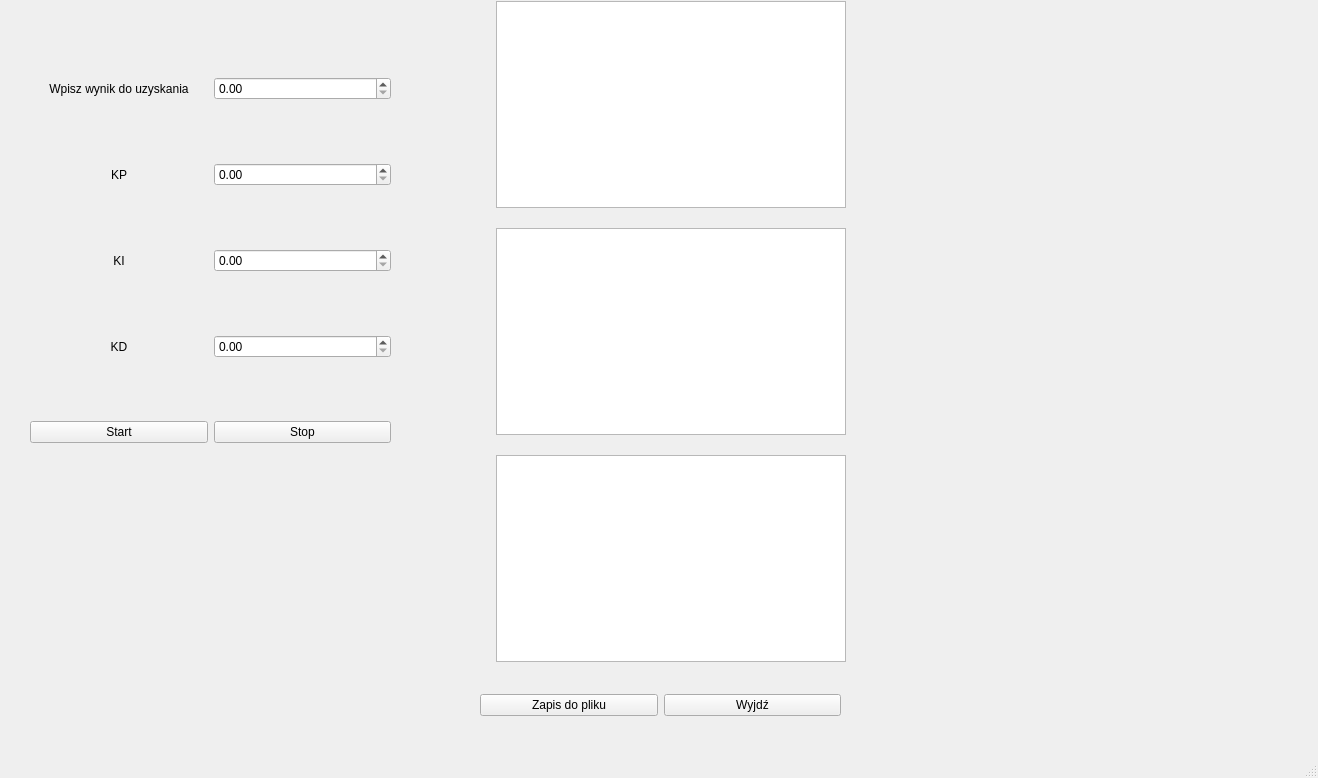
This is Projekt_PK/QTProjekt/mainwindow.ui in MichalWitczakmw/UAR as Qt 5 draws it before an edit. The edited form follows.
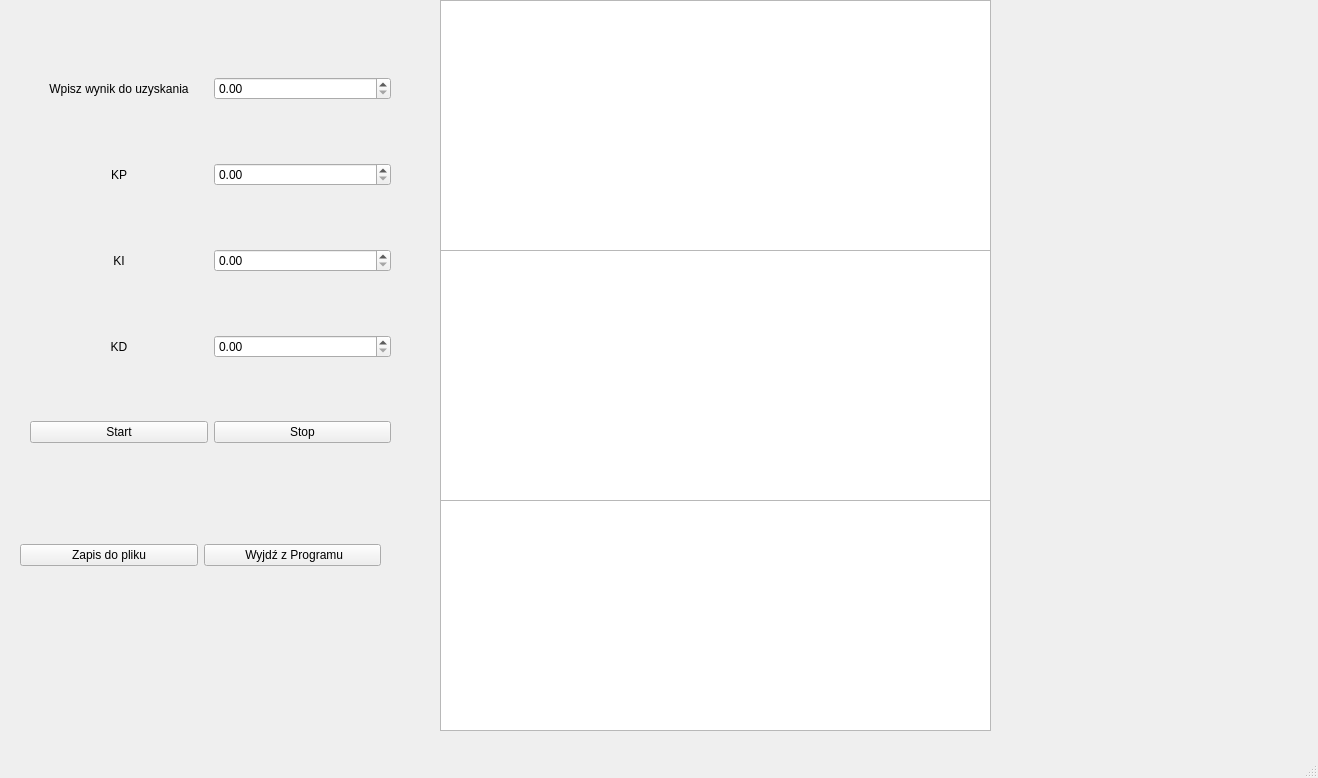
This is the edited form. Custom widgets are drawn as their Qt base class.

```diff
--- a/Projekt_PK/QTProjekt/mainwindow.ui
+++ b/Projekt_PK/QTProjekt/mainwindow.ui
@@ -14,69 +14,6 @@
    <string>MainWindow</string>
   </property>
   <widget class="QWidget" name="centralwidget">
-   <widget class="QWidget" name="layoutWidget">
-    <property name="geometry">
-     <rect>
-      <x>431</x>
-      <y>1</y>
-      <width>481</width>
-      <height>661</height>
-     </rect>
-    </property>
-    <layout class="QFormLayout" name="formLayout">
-     <property name="sizeConstraint">
-      <enum>QLayout::SizeConstraint::SetDefaultConstraint</enum>
-     </property>
-     <property name="fieldGrowthPolicy">
-      <enum>QFormLayout::FieldGrowthPolicy::FieldsStayAtSizeHint</enum>
-     </property>
-     <property name="rowWrapPolicy">
-      <enum>QFormLayout::RowWrapPolicy::DontWrapRows</enum>
-     </property>
-     <property name="labelAlignment">
-      <set>Qt::AlignmentFlag::AlignCenter</set>
-     </property>
-     <property name="formAlignment">
-      <set>Qt::AlignmentFlag::AlignHCenter|Qt::AlignmentFlag::AlignTop</set>
-     </property>
-     <property name="horizontalSpacing">
-      <number>20</number>
-     </property>
-     <property name="verticalSpacing">
-      <number>20</number>
-     </property>
-     <item row="3" column="0">
-      <widget class="QChartView" name="WykresProstokatny">
-       <property name="minimumSize">
-        <size>
-         <width>350</width>
-         <height>150</height>
-        </size>
-       </property>
-      </widget>
-     </item>
-     <item row="2" column="0">
-      <widget class="QChartView" name="WykresSinusoidalny">
-       <property name="minimumSize">
-        <size>
-         <width>350</width>
-         <height>150</height>
-        </size>
-       </property>
-      </widget>
-     </item>
-     <item row="1" column="0">
-      <widget class="QChartView" name="WykresSkokowy">
-       <property name="minimumSize">
-        <size>
-         <width>350</width>
-         <height>150</height>
-        </size>
-       </property>
-      </widget>
-     </item>
-    </layout>
-   </widget>
    <widget class="QWidget" name="layoutWidget">
     <property name="geometry">
      <rect>
@@ -194,8 +131,8 @@
    <widget class="QWidget" name="layoutWidget">
     <property name="geometry">
      <rect>
-      <x>480</x>
-      <y>680</y>
+      <x>20</x>
+      <y>530</y>
       <width>361</width>
       <height>51</height>
      </rect>
@@ -211,12 +148,60 @@
      <item>
       <widget class="QPushButton" name="ZakonczProgram">
        <property name="text">
-        <string>Wyjdź</string>
+        <string> Wyjdź z Programu</string>
        </property>
       </widget>
      </item>
     </layout>
    </widget>
+   <widget class="QChartView" name="WykresProstokatny">
+    <property name="geometry">
+     <rect>
+      <x>440</x>
+      <y>250</y>
+      <width>551</width>
+      <height>251</height>
+     </rect>
+    </property>
+    <property name="minimumSize">
+     <size>
+      <width>350</width>
+      <height>150</height>
+     </size>
+    </property>
+   </widget>
+   <widget class="QChartView" name="WykresSkokowy">
+    <property name="geometry">
+     <rect>
+      <x>440</x>
+      <y>0</y>
+      <width>551</width>
+      <height>251</height>
+     </rect>
+    </property>
+    <property name="minimumSize">
+     <size>
+      <width>350</width>
+      <height>150</height>
+     </size>
+    </property>
+   </widget>
+   <widget class="QChartView" name="WykresSinusoidalny">
+    <property name="geometry">
+     <rect>
+      <x>440</x>
+      <y>500</y>
+      <width>551</width>
+      <height>231</height>
+     </rect>
+    </property>
+    <property name="minimumSize">
+     <size>
+      <width>350</width>
+      <height>150</height>
+     </size>
+    </property>
+   </widget>
   </widget>
   <widget class="QMenuBar" name="menubar">
    <property name="geometry">
```
